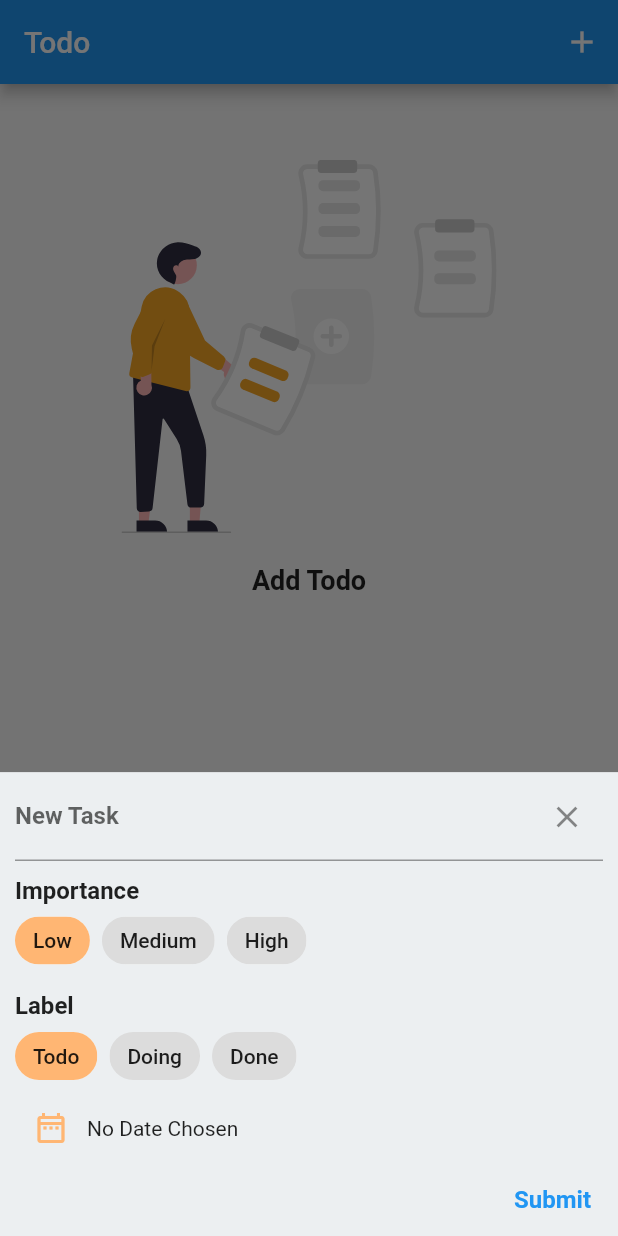
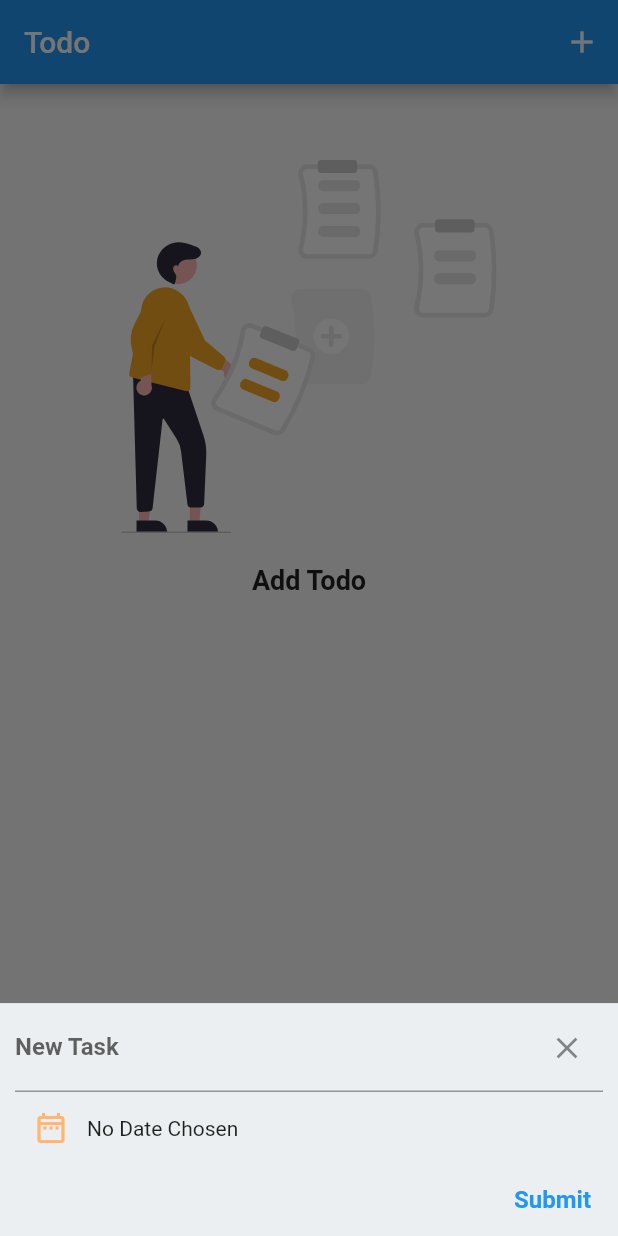
Before and after one commit to nevarwin/Todo-List-Project, a Flutter app: the screen it shows after launch, after a tap on the "add" icon, on a phone screen of 412 x 824 dp. Run offline on Flutter 3.47's test engine with Material 2 defaults, Android fonts, the phone set to English and light mode, and no system bars; our stand-ins replace flutter_svg.

Commit message:
make date nullable. Refactor chip widgets

```diff
--- a/todo_app_project/lib/provider/todo.dart
+++ b/todo_app_project/lib/provider/todo.dart
@@ -18,14 +18,14 @@ class Todo {
   final String title;
   final Importance importance;
   final Label label;
-  final DateTime date;
+  final DateTime? date;
 
   Todo({
     required this.id,
     required this.title,
     this.importance = Importance.low,
     this.label = Label.todo,
-    required this.date,
+    this.date,
   });
 }
 
--- a/todo_app_project/lib/widgets/new_todo.dart
+++ b/todo_app_project/lib/widgets/new_todo.dart
@@ -19,57 +19,13 @@ class _NewTodoState extends State<NewTodo> {
   final titleController = TextEditingController();
 
   DateTime? _choosenDate;
-  Importance _importance = Importance.low;
-  Label _label = Label.todo;
+  final Importance _importance = Importance.low;
+  final Label _label = Label.todo;
 
   @override
   void dispose() {
     titleController.dispose();
     super.dispose();
-  }
-
-  Widget _buildChipTitle(String title) {
-    return Text(
-      title,
-      style: const TextStyle(
-        fontWeight: FontWeight.bold,
-        fontSize: 16,
-      ),
-    );
-  }
-
-  Widget _buildImportanceChip({
-    required String chipTitle,
-    var chipVar,
-    required Importance importanceChip,
-  }) {
-    return ChoiceChip(
-      selectedColor: const Color.fromRGBO(255, 182, 115, 1),
-      label: Text(chipTitle),
-      selected: chipVar == importanceChip,
-      onSelected: (selected) {
-        setState(() {
-          _importance = importanceChip;
-        });
-      },
-    );
-  }
-
-  Widget _buildLabelChip({
-    String? chipTitle,
-    var chipVar,
-    Label? labelChip,
-  }) {
-    return ChoiceChip(
-      selectedColor: const Color.fromRGBO(255, 182, 115, 1),
-      label: Text(chipTitle!),
-      selected: chipVar == labelChip,
-      onSelected: (selected) {
-        setState(() {
-          _label = labelChip!;
-        });
-      },
-    );
   }
 
   void _setDate() {
@@ -94,38 +50,7 @@ class _NewTodoState extends State<NewTodo> {
     if (tCtrl == '') {
       return;
     }
-    if (_choosenDate == null) {
-      showDialog(
-        context: context,
-        builder: (_) {
-          return AlertDialog(
-            title: Row(
-              children: const [
-                Icon(
-                  Icons.warning,
-                  color: Colors.red,
-                ),
-                SizedBox(width: 8),
-                Text('No Date'),
-              ],
-            ),
-            content: const Text('Please pick a date.'),
-            actions: <Widget>[
-              TextButton(
-                child: const Text('Ok'),
-                onPressed: () {
-                  Navigator.of(
-                    context,
-                    rootNavigator: true,
-                  ).pop();
-                },
-              )
-            ],
-          );
-        },
-      );
-      return;
-    }
+
     widget.addTodo(
       tCtrl,
       _importance,
@@ -178,60 +103,6 @@ class _NewTodoState extends State<NewTodo> {
                     value = titleController.text;
                   },
                 ),
-                const SizedBox(height: 10),
-                Column(
-                  crossAxisAlignment: CrossAxisAlignment.start,
-                  children: [
-                    _buildChipTitle('Importance'),
-                    Wrap(
-                      spacing: 8.0,
-                      children: [
-                        _buildImportanceChip(
-                          chipTitle: 'Low',
-                          chipVar: _importance,
-                          importanceChip: Importance.low,
-                        ),
-                        _buildImportanceChip(
-                          chipTitle: 'Medium',
-                          chipVar: _importance,
-                          importanceChip: Importance.medium,
-                        ),
-                        _buildImportanceChip(
-                          chipTitle: 'High',
-                          chipVar: _importance,
-                          importanceChip: Importance.high,
-                        ),
-                      ],
-                    ),
-                  ],
-                ),
-                const SizedBox(height: 10),
-                Column(
-                  crossAxisAlignment: CrossAxisAlignment.start,
-                  children: [
-                    _buildChipTitle('Label'),
-                    Wrap(
-                      spacing: 8.0,
-                      children: [
-                        _buildLabelChip(
-                          chipTitle: 'Todo',
-                          chipVar: _label,
-                          labelChip: Label.todo,
-                        ),
-                        _buildLabelChip(
-                          chipTitle: 'Doing',
-                          chipVar: _label,
-                          labelChip: Label.doing,
-                        ),
-                        _buildLabelChip(
-                          chipTitle: 'Done',
-                          chipVar: _label,
-                          labelChip: Label.done,
-                        ),
-                      ],
-                    ),
-                  ],
-                ),
                 Row(
                   children: [
                     IconButton(
--- a/todo_app_project/lib/widgets/todo_list.dart
+++ b/todo_app_project/lib/widgets/todo_list.dart
@@ -124,7 +124,7 @@ class _TodoListState extends State<TodoList> {
                                   ),
                                   Text(
                                     DateFormat.yMEd()
-                                        .format(allTodos[index].date),
+                                        .format(allTodos[index].date!),
                                   ),
                                 ],
                               ),
```
